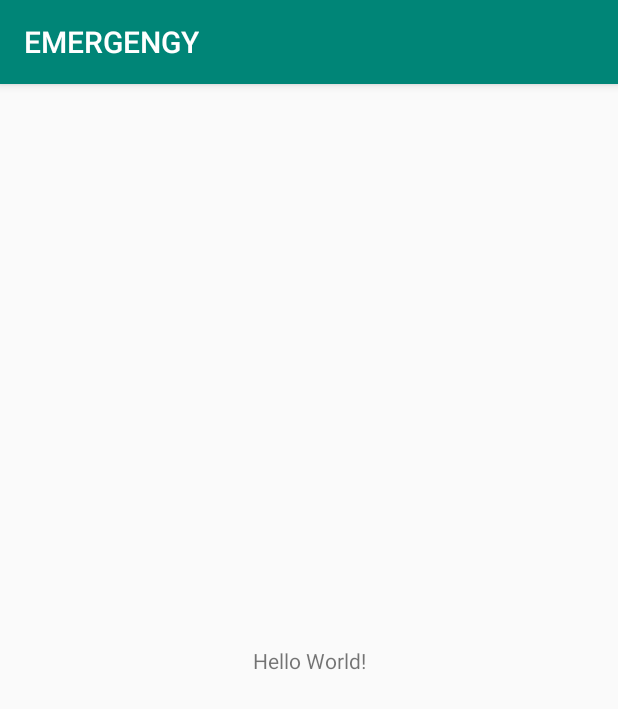
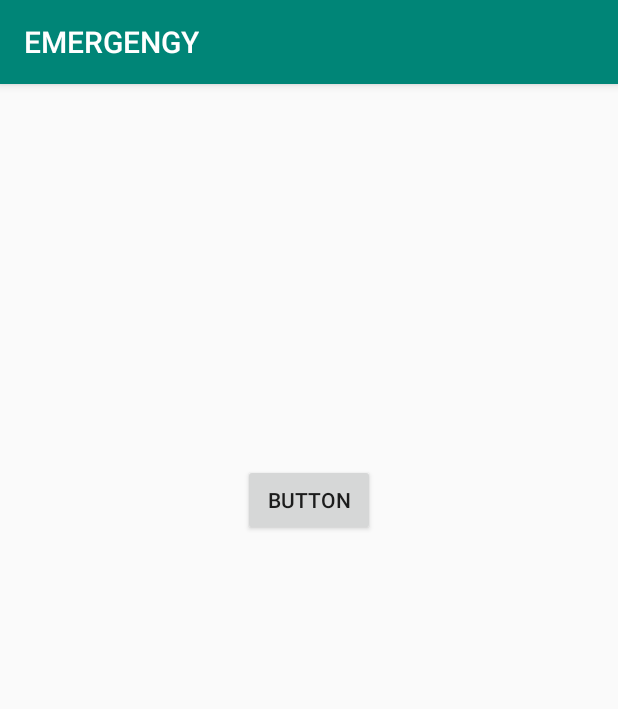
Before and after one commit to pmondal98/MINOR-PROJECT, an Android app: the screen it shows after launch (MainActivity), on a phone screen of 412 x 824 dp. Shown: the top 709 px of the screen. Run offline under Robolectric (Android 15) with nearby library versions, the phone set to English and light mode, and no system bars.

Commit message:
Text view removed Button added

```diff
--- a/EMERGENCY/app/src/main/res/layout/activity_main.xml
+++ b/EMERGENCY/app/src/main/res/layout/activity_main.xml
@@ -6,13 +6,15 @@
     android:layout_height="match_parent"
     tools:context=".MainActivity">
 
-    <TextView
+    <Button
+        android:id="@+id/button"
         android:layout_width="wrap_content"
         android:layout_height="wrap_content"
-        android:text="Hello World!"
+        android:layout_marginBottom="24dp"
+        android:text="Button"
         app:layout_constraintBottom_toBottomOf="parent"
-        app:layout_constraintLeft_toLeftOf="parent"
-        app:layout_constraintRight_toRightOf="parent"
-        app:layout_constraintTop_toTopOf="parent" />
-
+        app:layout_constraintEnd_toEndOf="parent"
+        app:layout_constraintStart_toStartOf="parent"
+        app:layout_constraintTop_toTopOf="parent"
+        app:layout_constraintVertical_bias="0.364" />
 </androidx.constraintlayout.widget.ConstraintLayout>
```
